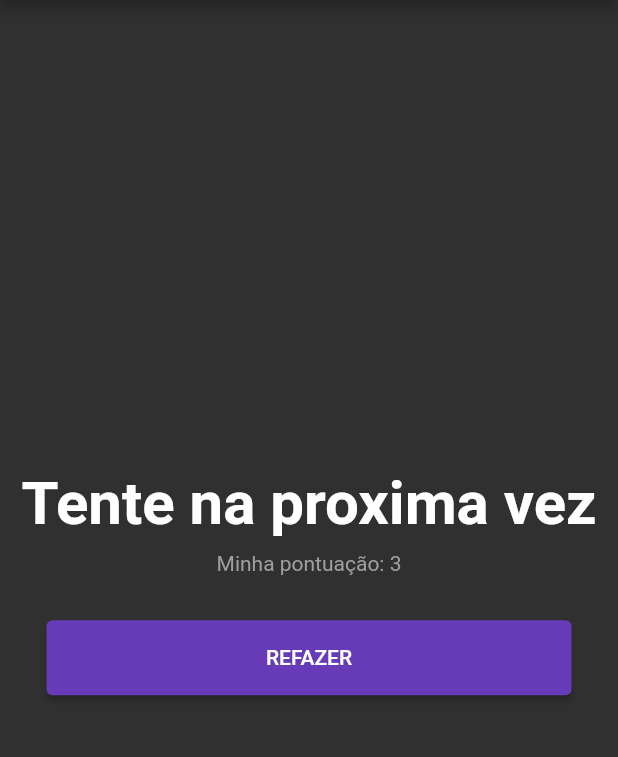
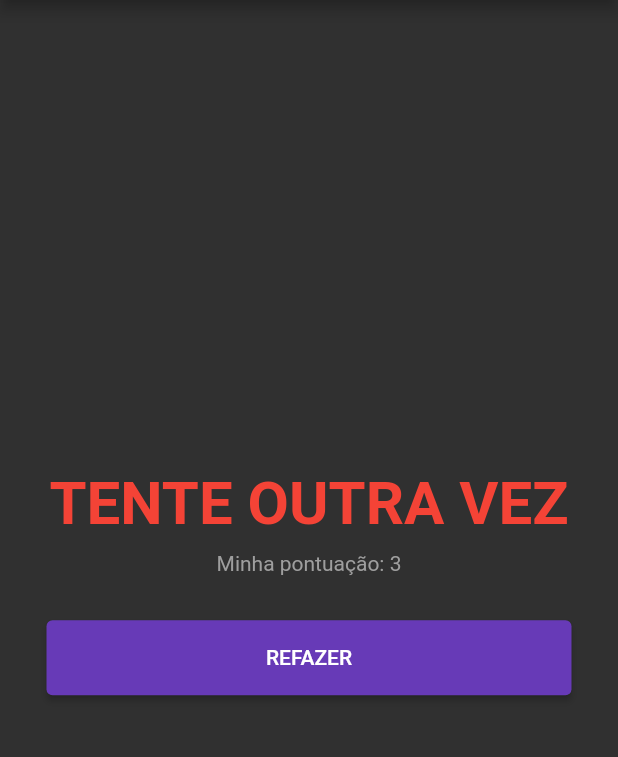
Before and after one commit to claucio-will/quiz-tec, a Flutter app: the screen it shows after launch, after a tap on "Java", after a tap on "React native", after a tap on "Softblue", on a phone screen of 412 x 824 dp, the part 84-841 px from its top. Run offline on Flutter 3.47's test engine with Material 2 defaults, Android fonts, the phone set to English and light mode, and no system bars.

Commit message:
Atualizando o arquivo resultado.dart

```diff
--- a/lib/components/resultado.dart
+++ b/lib/components/resultado.dart
@@ -8,13 +8,13 @@ class Resultado extends StatelessWidget {
 
   String get fraseResultado {
     if (pontuacao < 5) {
-      return 'Tente na proxima vez';
+      return 'TENTE OUTRA VEZ';
     } else if (pontuacao < 6) {
-      return 'Parabéns';
+      return 'PARABÉNS';
     } else if (pontuacao <= 7) {
-      return 'Parabens, continue treinando';
+      return 'ÓTIMO';
     } else {
-      return 'Parabéns você sabe tudo mesmo';
+      return 'EXCELENTE';
     }
   }
 
@@ -31,8 +31,10 @@ class Resultado extends StatelessWidget {
               style: TextStyle(
                 fontSize: 40,
                 fontWeight: FontWeight.bold,
+                color: pontuacao < 5 ? Colors.red : Colors.green
               ),
               textAlign: TextAlign.center,
+
             ),
           ),
           Text(
```
